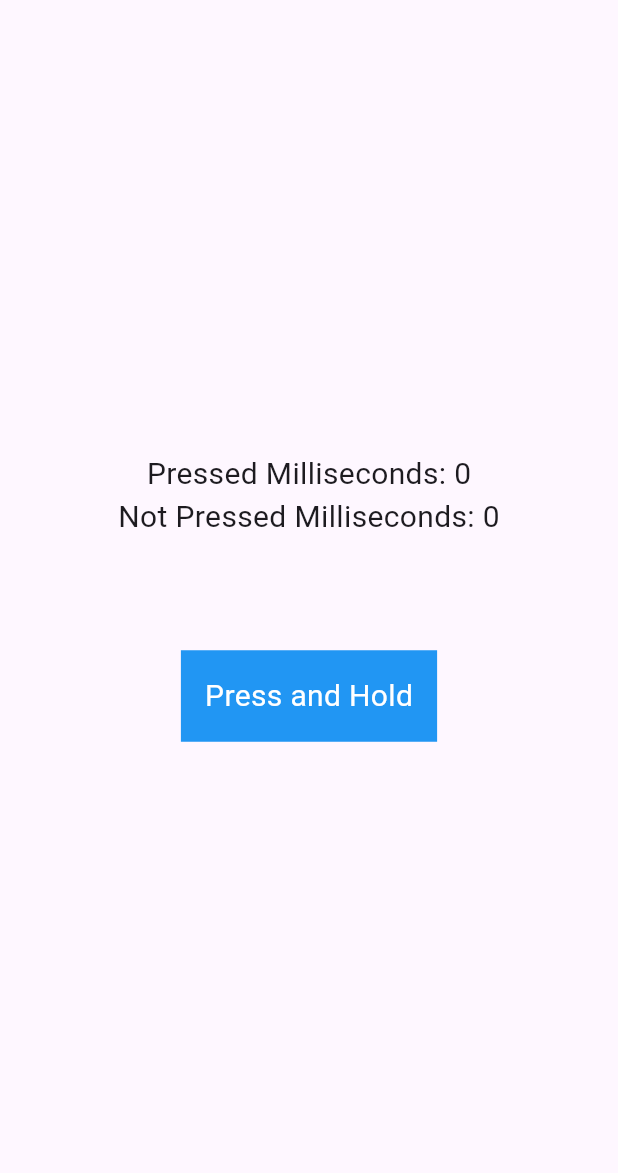
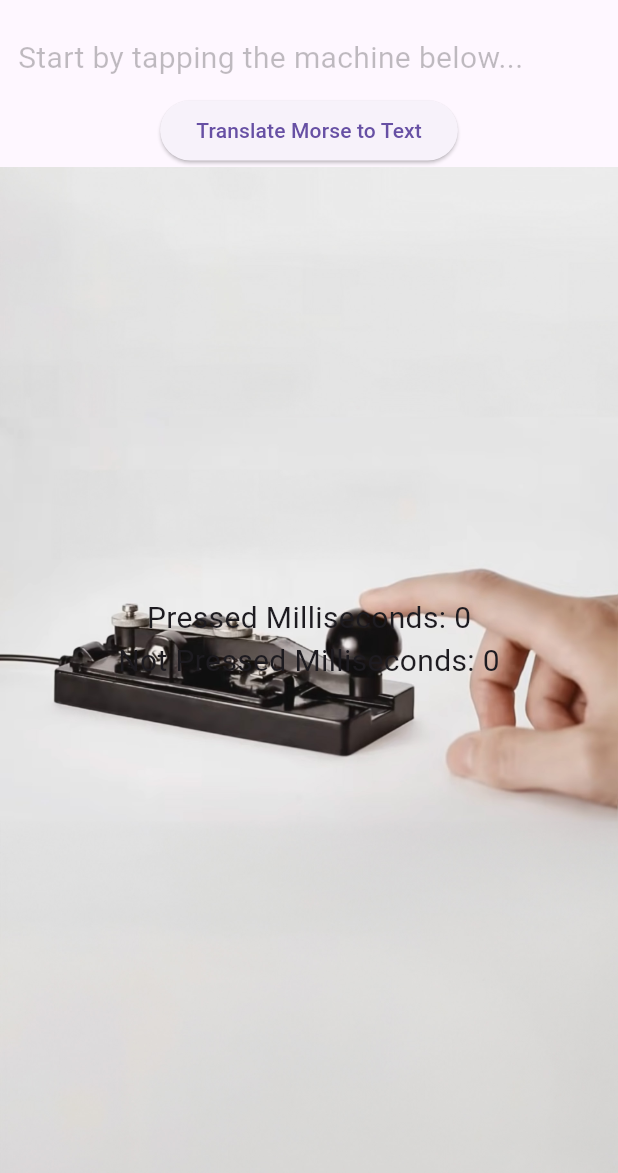
Before and after one commit to ItsJordanNL/morse-translator, a Flutter app: the TimerButton screen opened directly, on a phone screen of 412 x 824 dp, the part 63-1236 px from its top. Run offline on Flutter 3.47's test engine with Material 3 defaults, Android fonts, the phone set to English and light mode, and no system bars.

Commit message:
Build - Vertalen input scherm 2 en styling

```diff
--- a/lib/machine.dart
+++ b/lib/machine.dart
@@ -14,6 +14,9 @@ class TimerButtonState extends State<TimerButton> {
   int _pressedMilliseconds = 0;
   int _notPressedMilliseconds = 0;
   String _displayText = '';
+  bool _isTranslated = false;
+  bool _isInputEnabled = true;
+  String _backgroundImage = "assets/background_unpressed.jpg";
 
   void _startPressedTimer() {
     _pressedTimer = Timer.periodic(const Duration(milliseconds: 10), (timer) {
@@ -58,32 +61,117 @@ class TimerButtonState extends State<TimerButton> {
     });
   }
 
+  void translateMorseToText() {
+    // Define your Morse to text translation logic here
+    // For simplicity, let's assume a mapping of Morse code to text
+    final morseToText = {
+      '.-': 'A',
+      '-...': 'B',
+      '-.-.': 'C',
+      '-..': 'D',
+      '.': 'E',
+      '..-.': 'F',
+      '--.': 'G',
+      '....': 'H',
+      '..': 'I',
+      '.---': 'J',
+      '-.-': 'K',
+      '.-..': 'L',
+      '--': 'M',
+      '-.': 'N',
+      '---': 'O',
+      '.--.': 'P',
+      '--.-': 'Q',
+      '.-.': 'R',
+      '...': 'S',
+      '-': 'T',
+      '..-': 'U',
+      '...-': 'V',
+      '.--': 'W',
+      '-..-': 'X',
+      '-.--': 'Y',
+      '--..': 'Z',
+      '.----': '1',
+      '..---': '2',
+      '...--': '3',
+      '....-': '4',
+      '.....': '5',
+      '-....': '6',
+      '--...': '7',
+      '---..': '8',
+      '----.': '9',
+      '-----': '0',
+      '/': ' ',
+    };
+
+    final morseWords = _displayText.trim().split('/');
+    final translatedWords = morseWords.map((word) {
+      final morseChars = word.split(' ');
+      final translatedChars = morseChars.map((char) {
+        return morseToText[char] ?? '';
+      });
+      return translatedChars.join();
+    });
+    setState(() {
+      _displayText = translatedWords.join(' ');
+      _isTranslated = true;
+      _isInputEnabled = false; // Disable input during translation
+    });
+  }
+
+  void clearTranslatedText() {
+    setState(() {
+      _displayText = '';
+      _isTranslated = false;
+      _isInputEnabled = true; // Enable input after clearing text
+    });
+  }
+
+  void _changeBackgroundImage(bool pressed) {
+    setState(() {
+      _backgroundImage = pressed
+          ? "assets/background_pressed.jpg"
+          : "assets/background_unpressed.jpg";
+    });
+  }
+
   @override
   Widget build(BuildContext context) {
     return Scaffold(
       appBar: AppBar(
         title: const Text('Morse Translator Machine'),
       ),
-      body: Center(
-        child: Column(
-          mainAxisAlignment: MainAxisAlignment.center,
-          children: <Widget>[
-            Text(
-              'Pressed Milliseconds: $_pressedMilliseconds',
-              style: const TextStyle(fontSize: 20),
+      body: Column(
+        mainAxisAlignment: MainAxisAlignment.start,
+        children: [
+          Container(
+            padding: const EdgeInsets.only(top: 10, right: 12, bottom: 10, left: 12),
+            child: Align(
+              alignment: Alignment.centerLeft,
+              child: Text(
+                _displayText.isEmpty
+                    ? "Start by tapping the machine below..."
+                    : _displayText,
+                style: TextStyle(
+                  fontSize: 20,
+                  color: _displayText.isEmpty ? Colors.black.withOpacity(0.25) : Colors.black,
                 ),
-            Text(
-              'Not Pressed Milliseconds: $_notPressedMilliseconds',
-              style: const TextStyle(fontSize: 20),
               ),
-            const SizedBox(height: 20),
-            Text(
-              _displayText,
-              style: const TextStyle(fontSize: 24),
             ),
-            const SizedBox(height: 20),
-            GestureDetector(
-              onTapDown: (details) {
+          ),
+          Container(
+            alignment: Alignment.center,
+            child: ElevatedButton(
+              onPressed:
+                  _isTranslated ? clearTranslatedText : translateMorseToText,
+              child: Text(
+                  _isTranslated ? 'Clear Text' : 'Translate Morse to Text'),
+            ),
+          ),
+          Expanded(
+            child: GestureDetector(
+              onTapDown: _isInputEnabled
+                  ? (details) {
                       _startPressedTimer();
                       _stopNotPressedTimer();
                       if (_notPressedMilliseconds > 350 &&
@@ -97,8 +185,11 @@ class TimerButtonState extends State<TimerButton> {
                         });
                       }
                       _resetNotPressedTime();
-              },
-              onTapUp: (details) {
+                      _changeBackgroundImage(true);
+                    }
+                  : null,
+              onTapUp: _isInputEnabled
+                  ? (details) {
                       _stopPressedTimer();
                       _startNotPressedTimer();
                       if (_pressedMilliseconds < 200) {
@@ -111,8 +202,11 @@ class TimerButtonState extends State<TimerButton> {
                         });
                       }
                       _resetPressedTime();
-              },
-              onTapCancel: () {
+                      _changeBackgroundImage(false);
+                    }
+                  : null,
+              onTapCancel: _isInputEnabled
+                  ? () {
                       _stopPressedTimer();
                       _startNotPressedTimer();
                       if (_pressedMilliseconds < 200) {
@@ -125,18 +219,37 @@ class TimerButtonState extends State<TimerButton> {
                         });
                       }
                       _resetPressedTime();
-              },
+                      _changeBackgroundImage(false);
+                    }
+                  : null,
               child: Container(
-                padding: const EdgeInsets.all(16),
-                color: Colors.blue,
-                child: const Text(
-                  'Press and Hold',
-                  style: TextStyle(fontSize: 20, color: Colors.white),
+                decoration: BoxDecoration(
+                  image: DecorationImage(
+                    image: AssetImage(_backgroundImage),
+                    fit: BoxFit.cover,
+                  ),
+                ),
+                child: Center(
+                  child: Column(
+                    mainAxisAlignment: MainAxisAlignment.center,
+                    children: <Widget>[
+                      Text(
+                        'Pressed Milliseconds: $_pressedMilliseconds',
+                        style: const TextStyle(fontSize: 20),
+                      ),
+                      Text(
+                        'Not Pressed Milliseconds: $_notPressedMilliseconds',
+                        style: const TextStyle(fontSize: 20),
+                      ),
+                      const SizedBox(height: 20),
+                      const SizedBox(height: 20),
+                    ],
+                  ),
+                ),
               ),
             ),
           ),
         ],
-        ),
       ),
     );
   }
--- a/pubspec.yaml
+++ b/pubspec.yaml
@@ -59,8 +59,9 @@ flutter:
   uses-material-design: true
 
   # To add assets to your application, add an assets section, like this:
-  # assets:
-  #   - images/a_dot_burr.jpeg
+  assets:
+    - assets/background_unpressed.jpg
+    - assets/background_pressed.jpg
   #   - images/a_dot_ham.jpeg
 
   # An image asset can refer to one or more resolution-specific "variants", see
```
Also changed, not shown: assets/background_pressed.jpg (added), assets/background_unpressed.jpg (added). Lines whose indentation alone changed are shown as unchanged.
